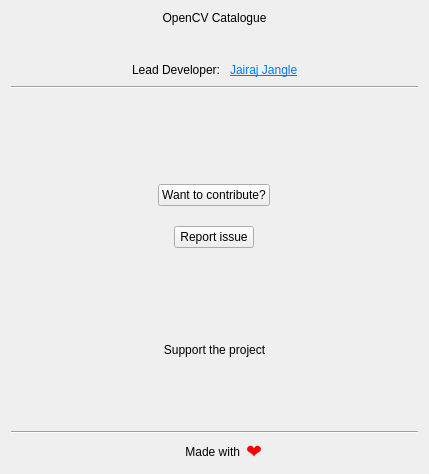
JairajJangle/OpenCV-Catalogue, file Window/AboutDialog/aboutdialog.ui: the form before one commit.
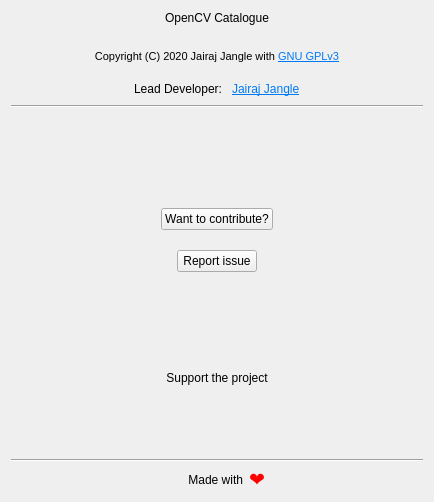
The form after the commit. Icons and pictures are not drawn.

Commit message: Added License to About Dialog

Diff of the .ui file:
```diff
--- a/Window/AboutDialog/aboutdialog.ui
+++ b/Window/AboutDialog/aboutdialog.ui
@@ -6,8 +6,8 @@
    <rect>
     <x>0</x>
     <y>0</y>
-    <width>429</width>
-    <height>474</height>
+    <width>434</width>
+    <height>502</height>
    </rect>
   </property>
   <property name="windowTitle">
@@ -16,87 +16,21 @@
   <layout class="QGridLayout" name="gridLayout_2">
    <item row="0" column="0">
     <layout class="QGridLayout" name="gridLayout">
-     <item row="10" column="0">
-      <widget class="Line" name="line">
-       <property name="orientation">
-        <enum>Qt::Horizontal</enum>
-       </property>
-      </widget>
-     </item>
-     <item row="1" column="0">
-      <widget class="QLabel" name="labelVersion">
-       <property name="font">
-        <font>
-         <pointsize>8</pointsize>
-        </font>
-       </property>
-       <property name="text">
-        <string>&lt;Version&gt;</string>
-       </property>
-       <property name="alignment">
-        <set>Qt::AlignCenter</set>
-       </property>
-      </widget>
-     </item>
-     <item row="0" column="0">
-      <widget class="QLabel" name="labelAppName">
-       <property name="text">
-        <string>OpenCV Catalogue</string>
-       </property>
-       <property name="alignment">
-        <set>Qt::AlignCenter</set>
-       </property>
-      </widget>
-     </item>
-     <item row="9" column="0">
-      <spacer name="verticalSpacer">
-       <property name="orientation">
-        <enum>Qt::Vertical</enum>
-       </property>
-       <property name="sizeType">
-        <enum>QSizePolicy::Fixed</enum>
-       </property>
-       <property name="sizeHint" stdset="0">
-        <size>
-         <width>20</width>
-         <height>10</height>
-        </size>
-       </property>
-      </spacer>
-     </item>
-     <item row="11" column="0">
-      <layout class="QHBoxLayout" name="horizontalLayout_2" stretch="4,3">
-       <item>
-        <widget class="QLabel" name="label">
-         <property name="text">
-          <string>   Made with</string>
-         </property>
-         <property name="alignment">
-          <set>Qt::AlignRight|Qt::AlignTrailing|Qt::AlignVCenter</set>
-         </property>
-        </widget>
-       </item>
-       <item>
-        <widget class="QLabel" name="label_4">
-         <property name="font">
-          <font>
-           <pointsize>14</pointsize>
-          </font>
-         </property>
-         <property name="styleSheet">
-          <string notr="true">color: red</string>
-         </property>
-         <property name="text">
-          <string>❤️</string>
-         </property>
-         <property name="alignment">
-          <set>Qt::AlignLeading|Qt::AlignLeft|Qt::AlignVCenter</set>
-         </property>
-        </widget>
-       </item>
-      </layout>
-     </item>
      <item row="5" column="0">
+      <widget class="Line" name="line_2">
+       <property name="orientation">
+        <enum>Qt::Horizontal</enum>
+       </property>
+      </widget>
+     </item>
+     <item row="11" column="0">
+      <widget class="Line" name="line">
+       <property name="orientation">
+        <enum>Qt::Horizontal</enum>
+       </property>
+      </widget>
+     </item>
+     <item row="6" column="0">
       <spacer name="verticalSpacer_3">
        <property name="orientation">
         <enum>Qt::Vertical</enum>
@@ -112,7 +46,7 @@
        </property>
       </spacer>
      </item>
-     <item row="8" column="0">
+     <item row="9" column="0">
       <layout class="QVBoxLayout" name="verticalLayout">
        <item>
         <widget class="QLabel" name="label_2">
@@ -213,77 +147,7 @@
        </item>
       </layout>
      </item>
-     <item row="3" column="0">
-      <layout class="QHBoxLayout" name="horizontalLayout">
-       <item>
-        <spacer name="horizontalSpacer">
-         <property name="orientation">
-          <enum>Qt::Horizontal</enum>
-         </property>
-         <property name="sizeHint" stdset="0">
-          <size>
-           <width>40</width>
-           <height>20</height>
-          </size>
-         </property>
-        </spacer>
-       </item>
-       <item>
-        <widget class="QLabel" name="label_3">
-         <property name="text">
-          <string>Lead Developer: </string>
-         </property>
-        </widget>
-       </item>
-       <item>
-        <widget class="QLabel" name="labelJairajJangle">
-         <property name="toolTip">
-          <string>Go to Jairaj Jangle's website</string>
-         </property>
-         <property name="text">
-          <string>&lt;html&gt;&lt;head/&gt;&lt;body&gt;&lt;p&gt;&lt;a href=&quot;https://jairajjangle.github.io/&quot;&gt;&lt;span style=&quot; color:#007af4;&quot;&gt;Jairaj Jangle&lt;/span&gt;&lt;/a&gt;&lt;/p&gt;&lt;/body&gt;&lt;/html&gt;</string>
-         </property>
-        </widget>
-       </item>
-       <item>
-        <spacer name="horizontalSpacer_2">
-         <property name="orientation">
-          <enum>Qt::Horizontal</enum>
-         </property>
-         <property name="sizeHint" stdset="0">
-          <size>
-           <width>40</width>
-           <height>20</height>
-          </size>
-         </property>
-        </spacer>
-       </item>
-      </layout>
-     </item>
      <item row="7" column="0">
-      <spacer name="verticalSpacer_4">
-       <property name="orientation">
-        <enum>Qt::Vertical</enum>
-       </property>
-       <property name="sizeType">
-        <enum>QSizePolicy::MinimumExpanding</enum>
-       </property>
-       <property name="sizeHint" stdset="0">
-        <size>
-         <width>20</width>
-         <height>40</height>
-        </size>
-       </property>
-      </spacer>
-     </item>
-     <item row="4" column="0">
-      <widget class="Line" name="line_2">
-       <property name="orientation">
-        <enum>Qt::Horizontal</enum>
-       </property>
-      </widget>
-     </item>
-     <item row="6" column="0">
       <layout class="QVBoxLayout" name="verticalLayout_2">
        <property name="spacing">
         <number>20</number>
@@ -336,7 +200,127 @@
        </item>
       </layout>
      </item>
-     <item row="2" column="0">
+     <item row="1" column="0">
+      <widget class="QLabel" name="labelVersion">
+       <property name="font">
+        <font>
+         <pointsize>8</pointsize>
+        </font>
+       </property>
+       <property name="text">
+        <string>&lt;Version&gt;</string>
+       </property>
+       <property name="alignment">
+        <set>Qt::AlignCenter</set>
+       </property>
+      </widget>
+     </item>
+     <item row="4" column="0">
+      <layout class="QHBoxLayout" name="horizontalLayout">
+       <item>
+        <spacer name="horizontalSpacer">
+         <property name="orientation">
+          <enum>Qt::Horizontal</enum>
+         </property>
+         <property name="sizeHint" stdset="0">
+          <size>
+           <width>40</width>
+           <height>20</height>
+          </size>
+         </property>
+        </spacer>
+       </item>
+       <item>
+        <widget class="QLabel" name="label_3">
+         <property name="text">
+          <string>Lead Developer: </string>
+         </property>
+        </widget>
+       </item>
+       <item>
+        <widget class="QLabel" name="labelJairajJangle">
+         <property name="toolTip">
+          <string>Go to Jairaj Jangle's website</string>
+         </property>
+         <property name="text">
+          <string>&lt;html&gt;&lt;head/&gt;&lt;body&gt;&lt;p&gt;&lt;a href=&quot;https://jairajjangle.github.io/&quot;&gt;&lt;span style=&quot; color:#007af4;&quot;&gt;Jairaj Jangle&lt;/span&gt;&lt;/a&gt;&lt;/p&gt;&lt;/body&gt;&lt;/html&gt;</string>
+         </property>
+        </widget>
+       </item>
+       <item>
+        <spacer name="horizontalSpacer_2">
+         <property name="orientation">
+          <enum>Qt::Horizontal</enum>
+         </property>
+         <property name="sizeHint" stdset="0">
+          <size>
+           <width>40</width>
+           <height>20</height>
+          </size>
+         </property>
+        </spacer>
+       </item>
+      </layout>
+     </item>
+     <item row="0" column="0">
+      <widget class="QLabel" name="labelAppName">
+       <property name="text">
+        <string>OpenCV Catalogue</string>
+       </property>
+       <property name="alignment">
+        <set>Qt::AlignCenter</set>
+       </property>
+      </widget>
+     </item>
+     <item row="10" column="0">
+      <spacer name="verticalSpacer">
+       <property name="orientation">
+        <enum>Qt::Vertical</enum>
+       </property>
+       <property name="sizeType">
+        <enum>QSizePolicy::Fixed</enum>
+       </property>
+       <property name="sizeHint" stdset="0">
+        <size>
+         <width>20</width>
+         <height>10</height>
+        </size>
+       </property>
+      </spacer>
+     </item>
+     <item row="13" column="0">
+      <layout class="QHBoxLayout" name="horizontalLayout_2" stretch="4,3">
+       <item>
+        <widget class="QLabel" name="label">
+         <property name="text">
+          <string>   Made with</string>
+         </property>
+         <property name="alignment">
+          <set>Qt::AlignRight|Qt::AlignTrailing|Qt::AlignVCenter</set>
+         </property>
+        </widget>
+       </item>
+       <item>
+        <widget class="QLabel" name="label_4">
+         <property name="font">
+          <font>
+           <pointsize>14</pointsize>
+          </font>
+         </property>
+         <property name="styleSheet">
+          <string notr="true">color: red</string>
+         </property>
+         <property name="text">
+          <string>❤️</string>
+         </property>
+         <property name="alignment">
+          <set>Qt::AlignLeading|Qt::AlignLeft|Qt::AlignVCenter</set>
+         </property>
+        </widget>
+       </item>
+      </layout>
+     </item>
+     <item row="3" column="0">
       <spacer name="verticalSpacer_5">
        <property name="orientation">
         <enum>Qt::Vertical</enum>
@@ -352,6 +336,37 @@
        </property>
       </spacer>
      </item>
+     <item row="8" column="0">
+      <spacer name="verticalSpacer_4">
+       <property name="orientation">
+        <enum>Qt::Vertical</enum>
+       </property>
+       <property name="sizeType">
+        <enum>QSizePolicy::MinimumExpanding</enum>
+       </property>
+       <property name="sizeHint" stdset="0">
+        <size>
+         <width>20</width>
+         <height>40</height>
+        </size>
+       </property>
+      </spacer>
+     </item>
+     <item row="2" column="0">
+      <widget class="QLabel" name="labelCopyright">
+       <property name="font">
+        <font>
+         <pointsize>8</pointsize>
+        </font>
+       </property>
+       <property name="text">
+        <string>&lt;html&gt;&lt;head/&gt;&lt;body&gt;&lt;p&gt;Copyright (C) 2020 Jairaj Jangle with &lt;a href=&quot;https://github.com/JairajJangle/Open-CV-Catalogue/blob/master/LICENSE.txt&quot;&gt;&lt;span style=&quot; text-decoration: underline; color:#007af4;&quot;&gt;GNU GPLv3&lt;/span&gt;&lt;/a&gt;&lt;/p&gt;&lt;/body&gt;&lt;/html&gt;</string>
+       </property>
+       <property name="alignment">
+        <set>Qt::AlignCenter</set>
+       </property>
+      </widget>
+     </item>
     </layout>
    </item>
   </layout>
```
The commit also changes 1 other file.
